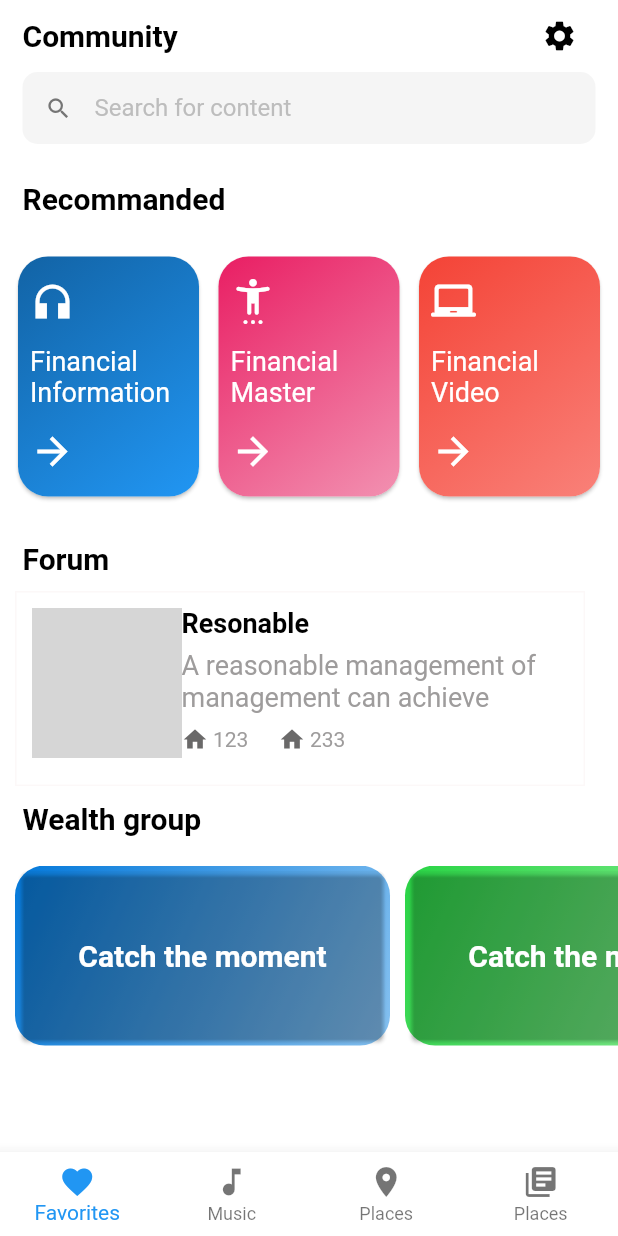
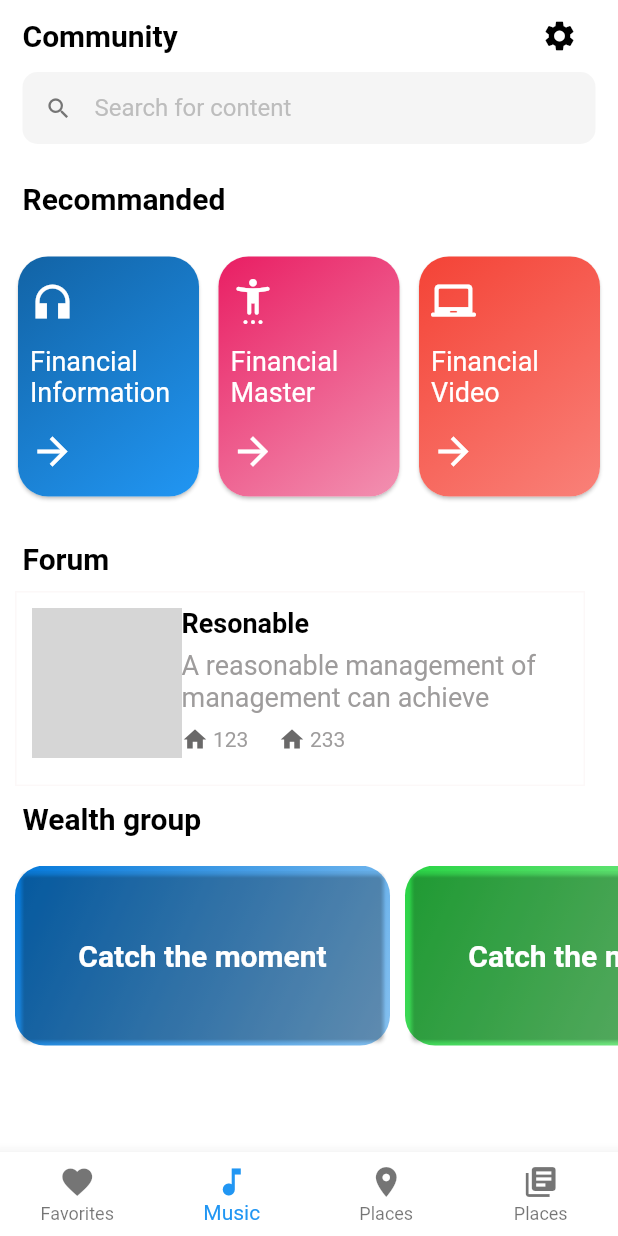
Before and after one commit to uroojmajid2000/flutter_application_1, a Flutter app: the Hometwo screen opened by its route, on a phone screen of 412 x 824 dp. Run offline on Flutter 3.47's test engine with Material 2 defaults, Android fonts, the phone set to English and light mode, and no system bars; network calls fail; grey boxes are pictures that could not be loaded.

Commit message:
second commit

```diff
--- a/lib/Hometwo.dart
+++ b/lib/Hometwo.dart
@@ -136,7 +136,7 @@ class _HomeState extends State<Hometwo> {
           ],
         ),
       ),
-      bottomNavigationBar: Bottomnavbar(),
+      bottomNavigationBar: Bottomnavbar(index: 1,),
     );
   }
 }
--- a/lib/Widgets/Bannerimage.dart
+++ b/lib/Widgets/Bannerimage.dart
@@ -17,7 +17,7 @@ class Bannerimage extends StatelessWidget {
 
           child: Image.network(
               'https://images.pexels.com/photos/2820884/pexels-photo-2820884.jpeg?auto=compress&cs=tinysrgb&dpr=1&w=500',
-              width: 370,
+              width: 360,
               height: 90,
               fit: BoxFit.fill),
         ),
--- a/lib/Widgets/Bottomnavbar.dart
+++ b/lib/Widgets/Bottomnavbar.dart
@@ -3,7 +3,9 @@ import 'package:flutter/src/foundation/key.dart';
 import 'package:flutter/src/widgets/framework.dart';
 
 class Bottomnavbar extends StatefulWidget {
-  const Bottomnavbar({Key? key}) : super(key: key);
+  final int index;
+
+  const Bottomnavbar({super.key, required this.index});
 
   @override
   State<Bottomnavbar> createState() => _BottomnavbarState();
@@ -12,16 +14,21 @@ class Bottomnavbar extends StatefulWidget {
 class _BottomnavbarState extends State<Bottomnavbar> {
   @override
   Widget build(BuildContext context) {
+    List<String> screens = ['/', '/hometwo', '/', '/hometwo'];
     return BottomNavigationBar(
       type: BottomNavigationBarType.fixed,
       backgroundColor: Colors.white,
       selectedItemColor: Colors.blue,
+      currentIndex: widget.index,
+      onTap: (index) {
+        Navigator.pushNamed(context, screens[index]);
+      },
       items: [
         BottomNavigationBarItem(
           label: 'Favorites',
-            icon: Icon(Icons.favorite,
+          icon: Icon(
+            Icons.favorite,
           ),
-
         ),
         BottomNavigationBarItem(
           label: 'Music',
@@ -37,6 +44,5 @@ class _BottomnavbarState extends State<Bottomnavbar> {
         ),
       ],
     );
-
   }
 }
--- a/lib/main.dart
+++ b/lib/main.dart
@@ -5,14 +5,10 @@ import 'package:flutter_application_1/Widgets/Hometwobar.dart';
 
 void main() {
   runApp(MaterialApp(
-initialRoute: '/home',
+    initialRoute: '/home',
     routes: {
       '/': (context) => Home(),
       '/hometwo': (context) => Hometwo(),
-
     },
-
-    // home: Home(),
-    // home: Hometwo(),
   ));
 }
```
Also changed, not shown: lib/Home.dart (+8 -12 lines), lib/Widgets/Reasonable.dart (+12 -0 lines), 1 other file. Lines whose indentation alone changed are shown as unchanged.
